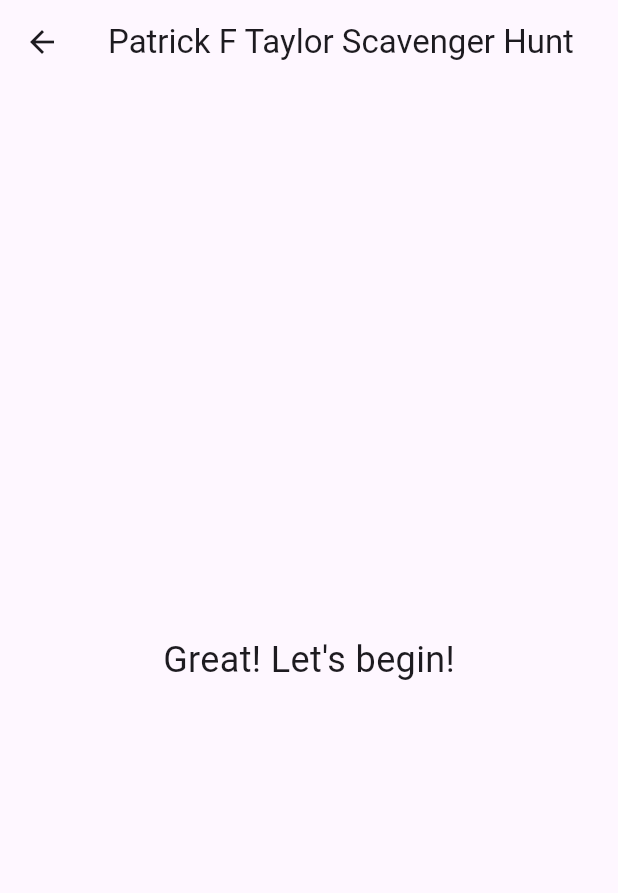
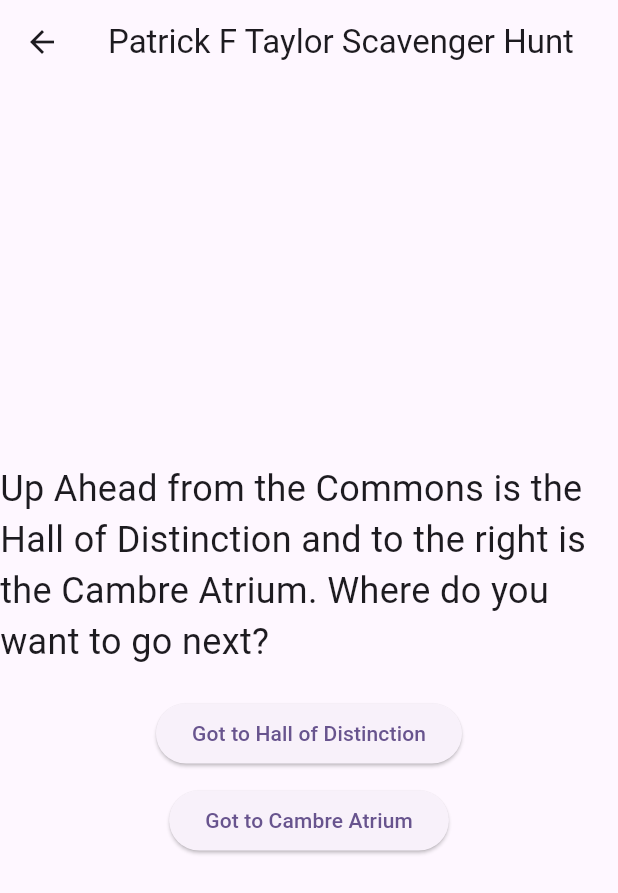
Before and after one commit to RiversDupaquier/pft_scavenger_hunt, a Flutter app: the FourthPage screen opened directly, on a phone screen of 412 x 824 dp. Shown: the top 893 px of the screen. Run offline on Flutter 3.47's test engine with Material 3 defaults, Android fonts, the phone set to English and light mode, and no system bars; our stand-ins replace confetti.

Commit message:
something else

```diff
--- a/lib/fourth_page.dart
+++ b/lib/fourth_page.dart
@@ -1,5 +1,6 @@
 import 'package:flutter/material.dart';
-
+import 'fifth_page.dart';
+import 'sixth_page.dart';
 class FourthPage extends StatelessWidget {
   const FourthPage({super.key});
 
@@ -14,8 +15,28 @@ class FourthPage extends StatelessWidget {
           mainAxisAlignment: MainAxisAlignment.center,
           children: [
             const Text(
-              'Great! Let\'s begin!',
+              'Up Ahead from the Commons is the Hall of Distinction and to the right is the Cambre Atrium. Where do you want to go next?',
               style: TextStyle(fontSize: 24),
+            ),
+           const SizedBox(height: 20),
+            ElevatedButton(
+              onPressed: () {
+                Navigator.push(
+                  context,
+                  MaterialPageRoute(builder: (context) => const FifthPage()),
+                );
+              },
+              child: const Text("Got to Hall of Distinction"),
+            ),
+            const SizedBox(height: 10),
+            ElevatedButton(
+              onPressed: () {
+                Navigator.push(
+                  context,
+                  MaterialPageRoute(builder: (context) => const SixthPage()),
+                );
+              },
+              child: const Text("Got to Cambre Atrium"),
             ),
           ],
         ),
```
